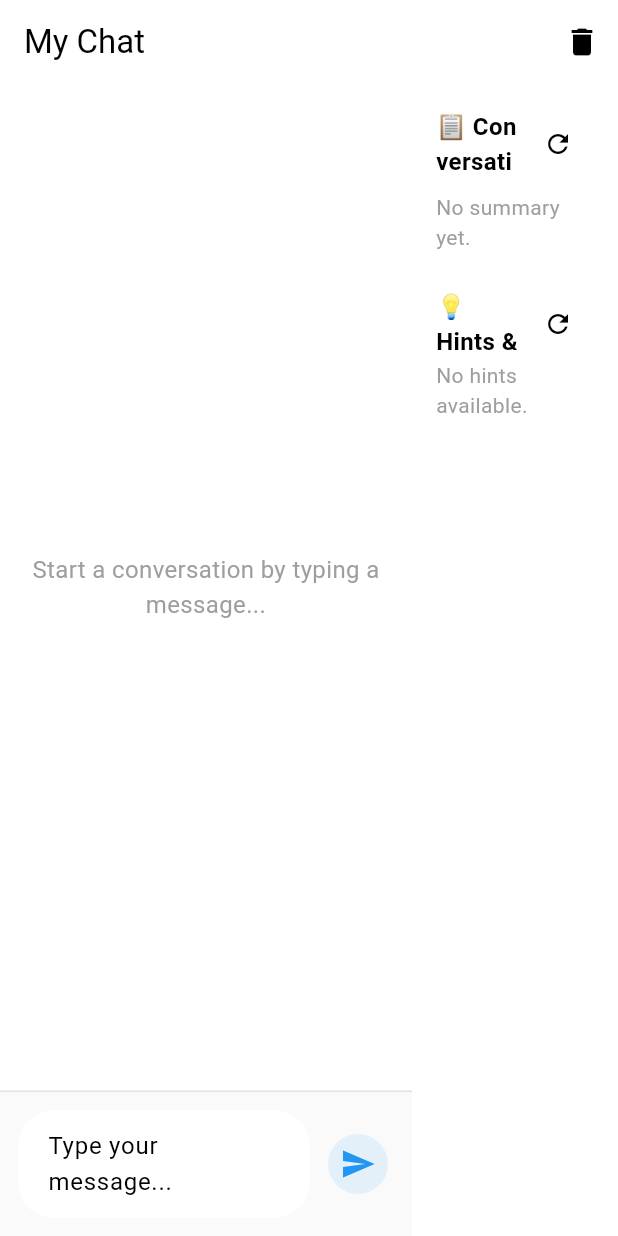
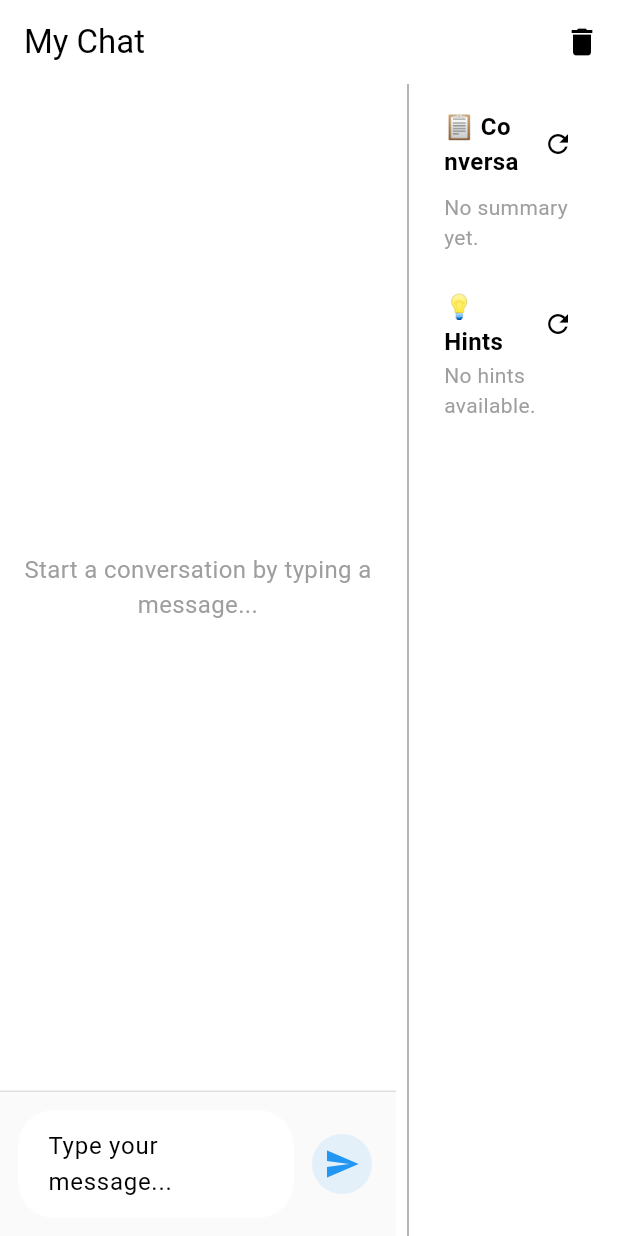
Before and after one commit to Madd-G/chattery, a Flutter app: the screen it shows after launch, on a phone screen of 412 x 824 dp. Run offline on Flutter 3.47's test engine with Material 3 defaults, Android fonts, the phone set to English and light mode, and no system bars; our stand-ins replace flutter_riverpod, flutter_tts.

Commit message:
feat: Add vertical divider

```diff
--- a/lib/features/chat/presentation/chat_page.dart
+++ b/lib/features/chat/presentation/chat_page.dart
@@ -137,6 +137,7 @@ class _ChatPageState extends ConsumerState<ChatPage> {
               ],
             ),
           ),
+          VerticalDivider(color: Colors.grey),
 
           /// Right Panel: Summary Section
           Expanded(
```
